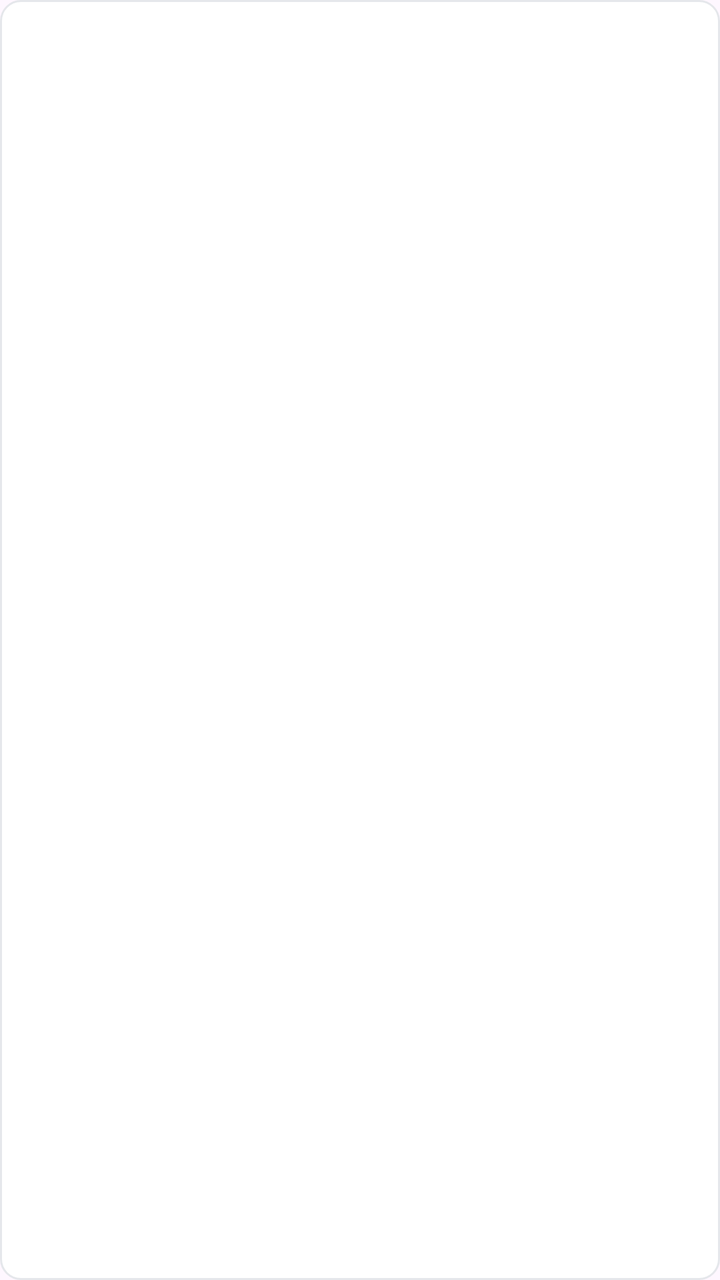
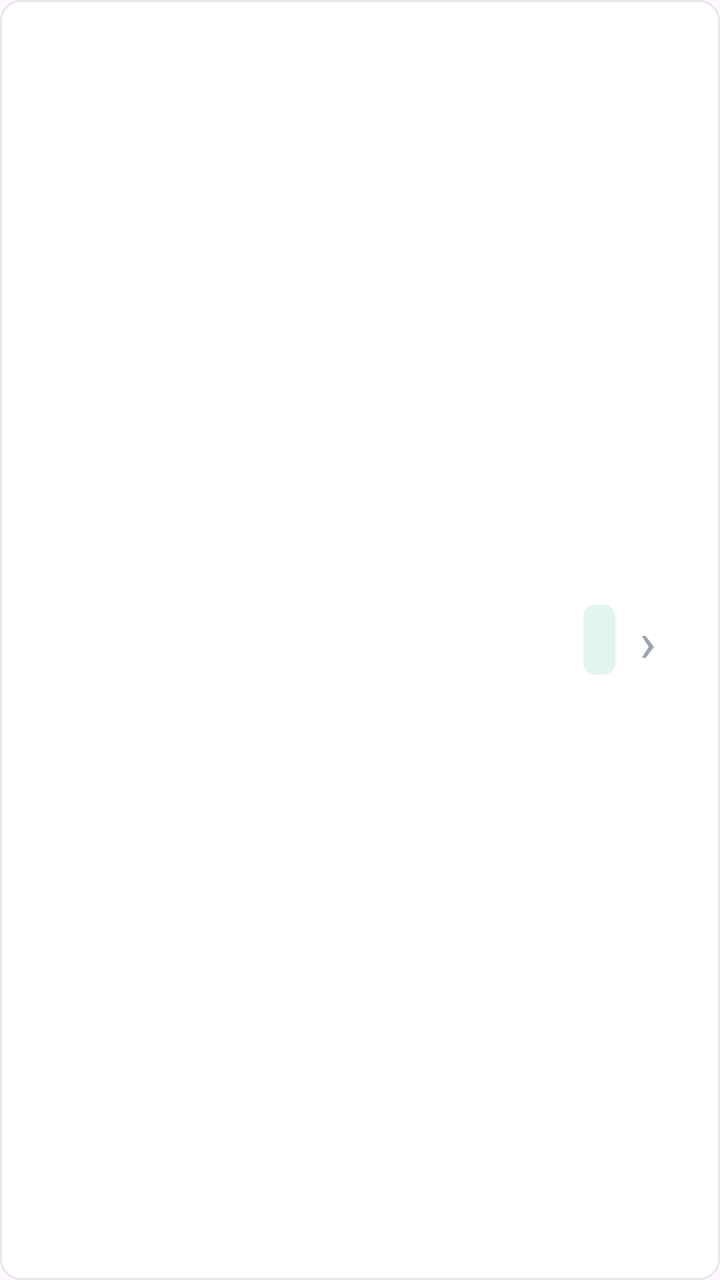

Two renders of the same Android screen: before a commit and after it. Below are the layout's source before the change and the commit's diff.
<!-- AndroidManifest.xml: application theme Theme.PatientKiosk -->
<!-- res/layout/item_questionnaire.xml -->
<?xml version="1.0" encoding="utf-8"?>
<LinearLayout xmlns:android="http://schemas.android.com/apk/res/android"
    android:layout_width="match_parent"
    android:layout_height="wrap_content"
    android:orientation="vertical"
    android:background="@drawable/bg_input"
    android:padding="20dp"
    android:layout_marginBottom="12dp">

    <TextView
        android:id="@+id/tvQuestionnaireName"
        android:layout_width="wrap_content"
        android:layout_height="wrap_content"
        android:textSize="18sp"
        android:textStyle="bold"
        android:textColor="#1A1A2E"
        android:layout_marginBottom="4dp"/>

    <TextView
        android:id="@+id/tvQuestionnaireDescription"
        android:layout_width="wrap_content"
        android:layout_height="wrap_content"
        android:textSize="14sp"
        android:textColor="#6B7280"/>

</LinearLayout>
<!-- resources referenced by this layout -->
<resources>
  <!-- drawable bg_input (drawable) -->
  <?xml version="1.0" encoding="utf-8"?>
  <shape xmlns:android="http://schemas.android.com/apk/res/android">
      <solid android:color="#FFFFFF"/>
      <corners android:radius="10dp"/>
      <stroke
          android:width="1dp"
          android:color="#E5E7EB"/>
  </shape>
  <style name="Theme.PatientKiosk" parent="Base.Theme.PatientKiosk" />
  <style name="Base.Theme.PatientKiosk" parent="Theme.Material3.DayNight.NoActionBar">
          
          
      </style>
</resources>

<!-- the commit's change to res/layout/item_questionnaire.xml (unified diff, before → after) -->
@@ -2,25 +2,52 @@
 <LinearLayout xmlns:android="http://schemas.android.com/apk/res/android"
     android:layout_width="match_parent"
     android:layout_height="wrap_content"
-    android:orientation="vertical"
+    android:orientation="horizontal"
     android:background="@drawable/bg_input"
-    android:padding="20dp"
-    android:layout_marginBottom="12dp">
+    android:padding="32dp"
+    android:gravity="center_vertical"
+    android:layout_marginBottom="20dp">
+
+    <LinearLayout
+        android:layout_width="0dp"
+        android:layout_height="wrap_content"
+        android:layout_weight="1"
+        android:orientation="vertical">
+
+        <TextView
+            android:id="@+id/tvQuestionnaireName"
+            android:layout_width="wrap_content"
+            android:layout_height="wrap_content"
+            android:textSize="26sp"
+            android:textStyle="bold"
+            android:textColor="#1A1A2E"
+            android:layout_marginBottom="8dp"/>
+
+        <TextView
+            android:id="@+id/tvQuestionnaireDescription"
+            android:layout_width="wrap_content"
+            android:layout_height="wrap_content"
+            android:textSize="18sp"
+            android:textColor="#6B7280"/>
+
+    </LinearLayout>
 
     <TextView
-        android:id="@+id/tvQuestionnaireName"
+        android:id="@+id/tvBadge"
         android:layout_width="wrap_content"
         android:layout_height="wrap_content"
-        android:textSize="18sp"
-        android:textStyle="bold"
-        android:textColor="#1A1A2E"
-        android:layout_marginBottom="4dp"/>
+        android:background="@drawable/bg_badge"
+        android:textSize="14sp"
+        android:textColor="#0F6E56"
+        android:padding="8dp"
+        android:layout_marginStart="16dp"/>
 
     <TextView
-        android:id="@+id/tvQuestionnaireDescription"
         android:layout_width="wrap_content"
         android:layout_height="wrap_content"
-        android:textSize="14sp"
-        android:textColor="#6B7280"/>
+        android:text="›"
+        android:textSize="28sp"
+        android:textColor="#9CA3AF"
+        android:layout_marginStart="12dp"/>
 
 </LinearLayout>
<!-- resource entries referenced after the edit -->
@@ -1,5 +1,11 @@
 <!-- resources referenced by this layout -->
 <resources>
+  <!-- drawable bg_badge (drawable) -->
+  <?xml version="1.0" encoding="utf-8"?>
+  <shape xmlns:android="http://schemas.android.com/apk/res/android">
+      <solid android:color="#E1F5EE"/>
+      <corners android:radius="6dp"/>
+  </shape>
   <!-- drawable bg_input (drawable) -->
   <?xml version="1.0" encoding="utf-8"?>
   <shape xmlns:android="http://schemas.android.com/apk/res/android">
